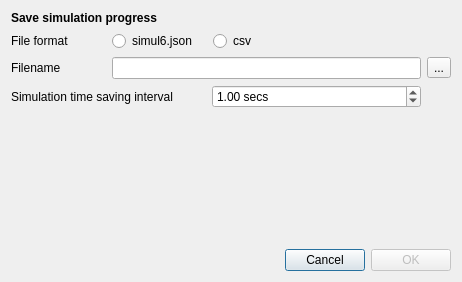
Qt form src/simulationprogressdialog.ui (hobrasoft/simul6) before a commit.
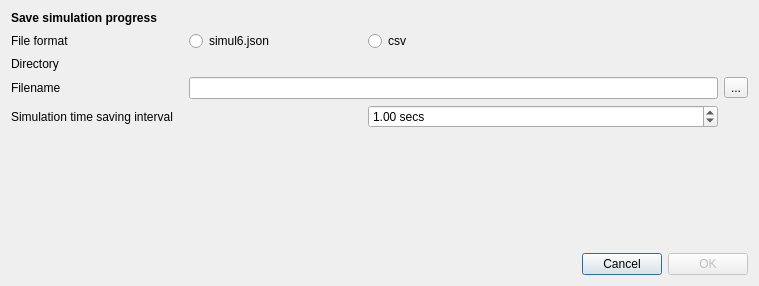
The same form after that commit.

Patch:
```diff
--- a/src/simulationprogressdialog.ui
+++ b/src/simulationprogressdialog.ui
@@ -6,8 +6,8 @@
    <rect>
     <x>0</x>
     <y>0</y>
-    <width>462</width>
-    <height>282</height>
+    <width>759</width>
+    <height>286</height>
    </rect>
   </property>
   <property name="windowTitle">
@@ -23,13 +23,6 @@
        </property>
       </widget>
      </item>
-     <item row="1" column="0">
-      <widget class="QLabel" name="label_2">
-       <property name="text">
-        <string>File format</string>
-       </property>
-      </widget>
-     </item>
      <item row="1" column="1" colspan="2">
       <layout class="QHBoxLayout" name="horizontalLayout">
        <item>
@@ -48,48 +41,42 @@
        </item>
       </layout>
      </item>
-     <item row="1" column="3" colspan="2">
-      <spacer name="horizontalSpacer_2">
-       <property name="orientation">
-        <enum>Qt::Horizontal</enum>
-       </property>
-       <property name="sizeHint" stdset="0">
-        <size>
-         <width>138</width>
-         <height>20</height>
-        </size>
-       </property>
-      </spacer>
-     </item>
-     <item row="2" column="0">
-      <widget class="QLabel" name="label_3">
+     <item row="4" column="0" colspan="2">
+      <widget class="QLabel" name="label_5">
        <property name="text">
-        <string>Filename</string>
+        <string>Simulation time saving interval</string>
        </property>
       </widget>
      </item>
-     <item row="2" column="1" colspan="3">
+     <item row="3" column="1" colspan="3">
       <widget class="QLineEdit" name="f_filename">
        <property name="readOnly">
-        <bool>true</bool>
+        <bool>false</bool>
        </property>
       </widget>
      </item>
-     <item row="2" column="4">
+     <item row="3" column="4">
       <widget class="QToolButton" name="f_filename_select">
        <property name="text">
         <string>...</string>
        </property>
       </widget>
      </item>
-     <item row="3" column="0" colspan="2">
-      <widget class="QLabel" name="label_5">
+     <item row="1" column="0">
+      <widget class="QLabel" name="label_2">
        <property name="text">
-        <string>Simulation time saving interval</string>
+        <string>File format</string>
        </property>
       </widget>
      </item>
-     <item row="3" column="2" colspan="2">
+     <item row="3" column="0">
+      <widget class="QLabel" name="label_3">
+       <property name="text">
+        <string>Filename</string>
+       </property>
+      </widget>
+     </item>
+     <item row="4" column="2" colspan="2">
       <widget class="QDoubleSpinBox" name="f_interval">
        <property name="suffix">
         <string> secs</string>
@@ -105,6 +92,33 @@
        </property>
       </widget>
      </item>
+     <item row="1" column="3" colspan="2">
+      <spacer name="horizontalSpacer_2">
+       <property name="orientation">
+        <enum>Qt::Horizontal</enum>
+       </property>
+       <property name="sizeHint" stdset="0">
+        <size>
+         <width>138</width>
+         <height>20</height>
+        </size>
+       </property>
+      </spacer>
+     </item>
+     <item row="2" column="0">
+      <widget class="QLabel" name="label_4">
+       <property name="text">
+        <string>Directory</string>
+       </property>
+      </widget>
+     </item>
+     <item row="2" column="1" colspan="3">
+      <widget class="QLabel" name="f_directory">
+       <property name="text">
+        <string/>
+       </property>
+      </widget>
+     </item>
     </layout>
    </item>
    <item>
```
